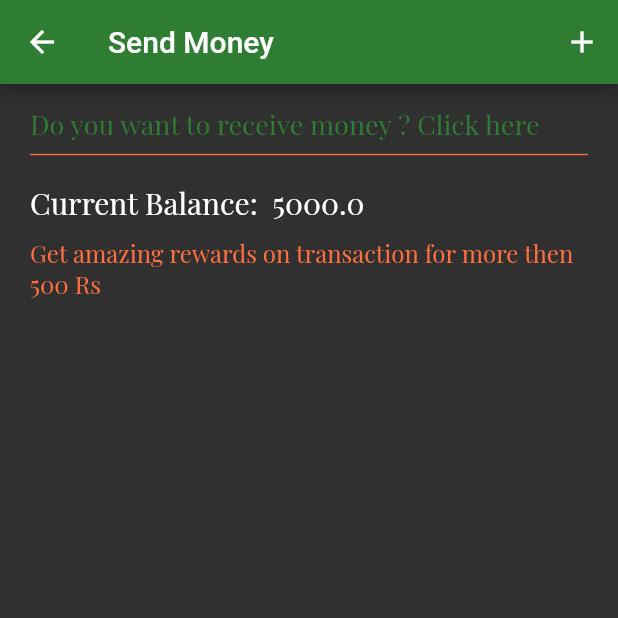
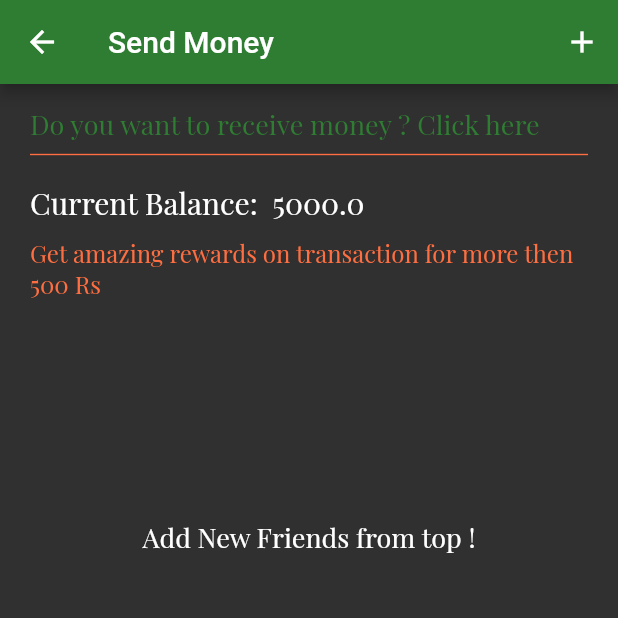
Before and after one commit to codec-akash/TransActionApp, a Flutter app: the SendTransaction screen opened by its route, on a phone screen of 412 x 824 dp, the top half of it. Run offline on Flutter 3.47's test engine with Material 2 defaults, Android fonts, the phone set to English and light mode, and no system bars; our stand-ins replace google_fonts, shared_preferences; accounts and stored records are empty.

Commit message:
Text Added for no friends

```diff
--- a/lib/pages/send_tranaction/send_tranaction_page.dart
+++ b/lib/pages/send_tranaction/send_tranaction_page.dart
@@ -101,7 +101,16 @@ class _SendTransactionState extends State<SendTransaction> {
                   fontSize: 16.0, color: Theme.of(context).accentColor),
             ),
             SizedBox(height: 10.0),
-            if (userList.length > 0) Text("Friend List :"),
+            userList.length > 0
+                ? Text("Friend List :")
+                : Expanded(
+                    child: Center(
+                      child: Text(
+                        "Add New Friends from top !",
+                        style: Global().subHeaderText,
+                      ),
+                    ),
+                  ),
             SizedBox(height: 5.0),
             Expanded(
               child: ListView.builder(
```
